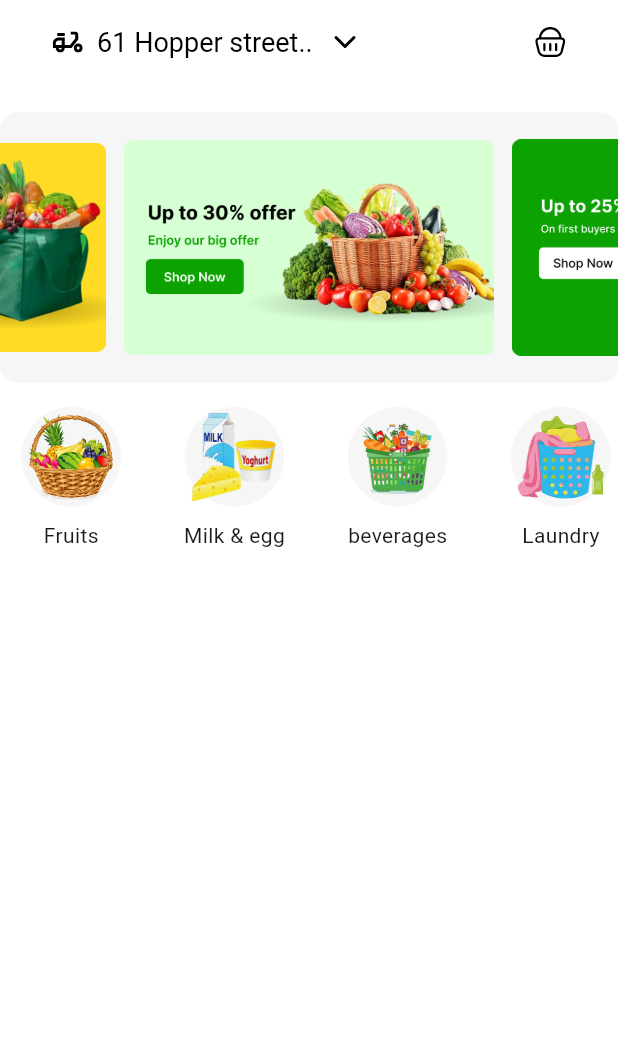
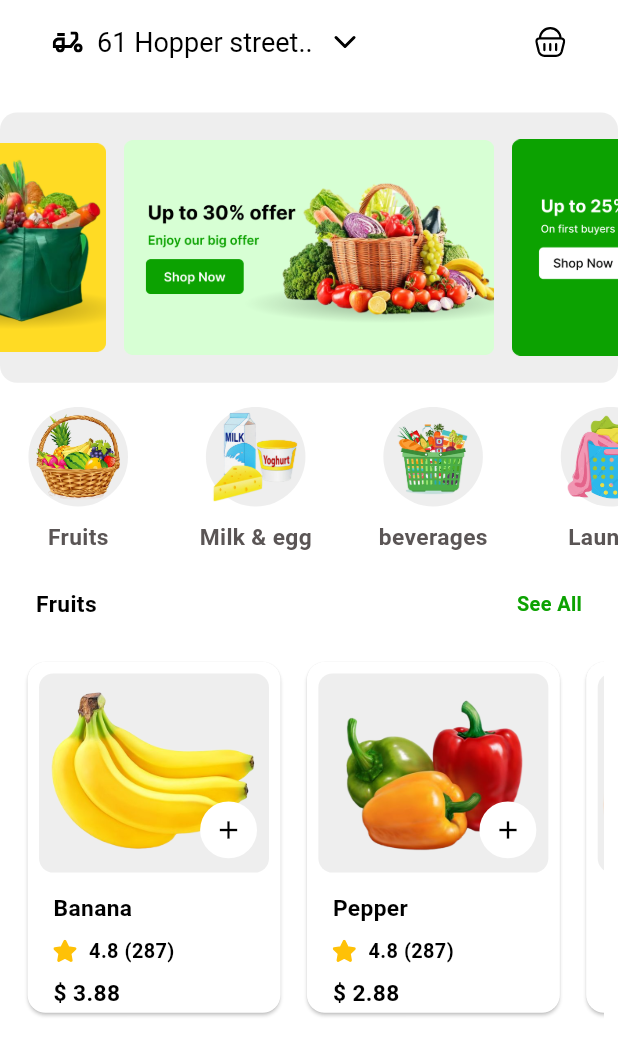
Before and after one commit to AmrReda92/grocery_app, a Flutter app: the screen it shows after launch, on a phone screen of 412 x 824 dp. Shown: the top 1056 px of the screen. Run offline on Flutter 3.47's test engine with Material 3 defaults, Android fonts, the phone set to English and light mode, and no system bars; drawn by our look-alikes of carousel_slider; our stand-ins replace flutter_screenutil, flutter_svg.

Commit message:
finish list view products

```diff
--- a/lib/core/models/app_colors.dart
+++ b/lib/core/models/app_colors.dart
@@ -1,5 +1,7 @@
 import 'dart:ui';
 
+import 'package:flutter/material.dart';
+
 class AppColors {
-  static const Color backgroundContainer = Color(0xffF6F6F6);
+  static  Color backgroundContainer = Colors.grey.shade200;
 }
--- a/lib/core/models/app_images.dart
+++ b/lib/core/models/app_images.dart
@@ -10,6 +10,15 @@ class AppImages {
   static const String beverages = "assets/home/beverages.png";
   static const String laundry = "assets/home/laundry.png";
   static const String vegetables = "assets/home/vegetables.png";
+  static const String star = "assets/icons/star_icon.svg";
+
+
+  static const String banana = "assets/home/banana.png";
+  static const String pepper = "assets/home/pepper.png";
+  static const String orange = "assets/home/orange.png";
+  static const String purex = "assets/home/purex.png";
+
+
 
 
 }
--- a/lib/core/models/app_text_style.dart
+++ b/lib/core/models/app_text_style.dart
@@ -13,4 +13,14 @@ class AppTextStyle {
     color: Color(0xff5A5555),
     fontWeight: FontWeight.w600
   );
+ static TextStyle font16 = TextStyle(
+    fontSize: 16.sp,
+    color:Colors.black,
+    fontWeight: FontWeight.w600
+  );
+ static TextStyle font14 = TextStyle(
+    fontSize: 14.sp,
+    color:Color(0xff0CA201),
+    fontWeight: FontWeight.w600
+  );
 }
--- a/lib/features/home/data/model/category_model.dart
+++ b/lib/features/home/data/model/category_model.dart
@@ -32,3 +32,47 @@ class CategoryModel {
   ),
 
 ];
+
+
+class ProductModel {
+  final String name;
+  final String image;
+  final String rate;
+  final String rateNumbers;
+  final String price;
+
+  ProductModel({ required this.name,required this.image,required this.rate, required this.rateNumbers, required this.price});
+
+}
+
+final List<ProductModel> itemProduct =
+[
+  ProductModel(
+      name: "Banana",
+      image: AppImages.banana,
+      rate: "4.8",
+      rateNumbers: "(287)",
+      price: "\$ 3.88"
+  ),
+  ProductModel(
+      name: "Pepper",
+      image: AppImages.pepper,
+      rate: "4.8",
+      rateNumbers: "(287)",
+      price: "\$ 2.88"
+  ),
+  ProductModel(
+      name: "Orange",
+      image: AppImages.orange,
+      rate: "4.8",
+      rateNumbers: "(287)",
+      price: "\$ 3.18"
+  ),
+  ProductModel(
+      name: "Purex",
+      image: AppImages.purex,
+      rate: "4.8",
+      rateNumbers: "(287)",
+      price: "\$ 4.88"
+  ),
+];
--- a/lib/features/home/ui/home_screen.dart
+++ b/lib/features/home/ui/home_screen.dart
@@ -3,6 +3,7 @@ import 'package:flutter_screenutil/flutter_screenutil.dart';
 import 'package:flutter_svg/flutter_svg.dart';
 import 'package:grocery_app/core/models/app_images.dart';
 import 'package:grocery_app/core/models/app_text_style.dart';
+import 'package:grocery_app/features/home/widgets/list_horizontal_view.dart';
 
 import '../widgets/carrosel.dart';
 import '../widgets/grid_horizontal_view.dart';
@@ -35,8 +36,28 @@ class HomeScreen extends StatelessWidget {
            Carousel(),
            SizedBox(height: 17.h,),
            SizedBox(
-             height: 100.h,
+             height: 110.h,
                child: GridHorizontalView()),
+           SizedBox(height: 17.h,),
+           Padding(
+             padding:  EdgeInsets.symmetric(horizontal:25.w),
+             child: Row(
+               children: [
+                 Text("Fruits",style: AppTextStyle.font16,),
+                 Spacer(),
+                 Text("See All",style: AppTextStyle.font14,),
+               ],
+             ),
+           ),
+           SizedBox(height: 25.h,),
+           SizedBox(
+             height: 255.h,
+             child: ListHorizontalView() ,
+           )
+
+
+
+
 
 
 
--- a/lib/features/home/widgets/item_grid_horizontal.dart
+++ b/lib/features/home/widgets/item_grid_horizontal.dart
@@ -1,5 +1,6 @@
 import 'package:flutter/material.dart';
 import 'package:flutter_screenutil/flutter_screenutil.dart';
+import 'package:grocery_app/core/models/app_text_style.dart';
 import 'package:grocery_app/features/home/data/model/category_model.dart';
 
 import '../../../core/models/app_colors.dart';
@@ -23,7 +24,7 @@ class ItemGridHorizontal extends StatelessWidget {
           ),child: Image.asset(model.image,fit: BoxFit.contain, ),
         ),
         SizedBox(height: 10.h,),
-        Text(model.name)
+        Text(model.name,style: AppTextStyle.font16.copyWith(color: Color(0xff5A5555)),)
       ],
     ) ;
   }
--- /dev/null
+++ b/lib/features/home/widgets/item_list_product.dart
@@ -0,0 +1,77 @@
+import 'package:flutter/material.dart';
+import 'package:flutter_screenutil/flutter_screenutil.dart';
+import 'package:flutter_svg/svg.dart';
+import 'package:grocery_app/features/home/data/model/category_model.dart';
+
+import '../../../core/models/app_colors.dart';
+import '../../../core/models/app_images.dart';
+import '../../../core/models/app_text_style.dart';
+
+class ItemListProduct extends StatelessWidget {
+  final ProductModel productModel ;
+  const ItemListProduct({super.key, required this.productModel});
+
+  @override
+  Widget build(BuildContext context) {
+    return  Padding(
+      padding:  EdgeInsets.symmetric(horizontal: 5.w),
+      child: Card(
+        color: Colors.white,
+        child: Padding(
+          padding:  EdgeInsets.symmetric(horizontal: 8.w,vertical: 8.h),
+          child: Column(
+            mainAxisAlignment: MainAxisAlignment.center,
+            children: [
+              Stack(
+                children: [
+                  Container(
+                    height: 140.h,
+                    width: 160.w,
+                    decoration: BoxDecoration(
+                        color: AppColors.backgroundContainer,
+                        borderRadius: BorderRadius.circular(10.r)
+                    ),child: Image.asset(productModel.image,fit: BoxFit.contain,),
+                  ),
+                  Positioned(
+                      bottom: 10.h,
+                      right: 8,
+                      child: CircleAvatar(
+                          radius: 20.r,
+                          backgroundColor: Colors.white,
+                          child: Icon(Icons.add,size:20 ,color: Colors.black,))
+                  )
+                ],
+              ),
+              SizedBox(height: 14.h,),
+              SizedBox(
+                width: 140.w,
+                child: Column(
+                  crossAxisAlignment: CrossAxisAlignment.start,
+                  children: [
+                    Text(productModel.name,style: AppTextStyle.font16,),
+                    SizedBox(height: 8.h,),
+                    Row(
+                      mainAxisSize: MainAxisSize.min,
+                      children: [
+                        SvgPicture.asset(AppImages.star, colorFilter: const ColorFilter.mode(
+                          Colors.amber,
+                          BlendMode.srcIn,
+                        ),),
+                        SizedBox(width: 8.w,),
+                        Text(productModel.rate,style: AppTextStyle.font14.copyWith(color: Colors.black),),
+                        SizedBox(width: 4.w,),
+                        Text(productModel.rateNumbers,style: AppTextStyle.font14.copyWith(color: Colors.black),),
+                      ],
+                    ),
+                    SizedBox(height: 8.w,),
+                    Text(productModel.price,style: AppTextStyle.font16,),
+                  ],
+                ),
+              )
+            ],
+          ),
+        ),
+      ),
+    ) ;
+  }
+}
--- /dev/null
+++ b/lib/features/home/widgets/list_horizontal_view.dart
@@ -0,0 +1,27 @@
+import 'package:flutter/material.dart';
+import 'package:flutter_screenutil/flutter_screenutil.dart';
+import 'package:flutter_svg/flutter_svg.dart';
+import 'package:grocery_app/core/models/app_colors.dart';
+import 'package:grocery_app/core/models/app_images.dart';
+import 'package:grocery_app/core/models/app_text_style.dart';
+import 'package:grocery_app/features/home/data/model/category_model.dart';
+import 'package:grocery_app/features/home/widgets/item_list_product.dart';
+
+class ListHorizontalView extends StatelessWidget {
+  const ListHorizontalView({super.key});
+
+  @override
+  Widget build(BuildContext context) {
+    return Padding(
+      padding:  EdgeInsets.symmetric(horizontal: 10.w),
+      child: ListView.builder(
+        scrollDirection: Axis.horizontal,
+          itemCount: 4,
+          itemBuilder: (context,index){
+           final model = itemProduct[index];
+            return ItemListProduct(productModel: model);
+          }
+      ),
+    );
+  }
+}
```
Also changed, not shown: assets/home/purex.png (added), assets/icons/star_icon.svg (added).
